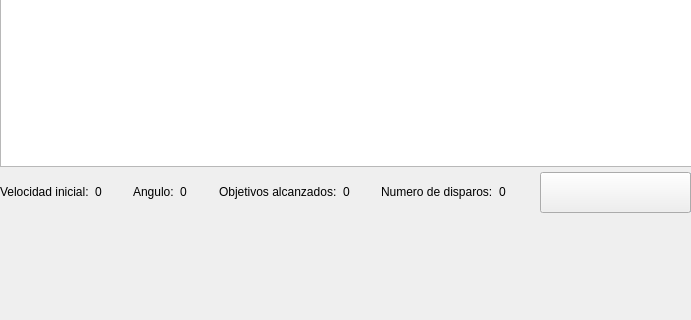
First picture: the form in TankMundial/Mundialtank/nivel.ui, repository pipeflorez55/Proyecto-final, before the edit; both pictures show x 0 to 691 and y 458 to 778 of the 1038 by 778 pixel window.
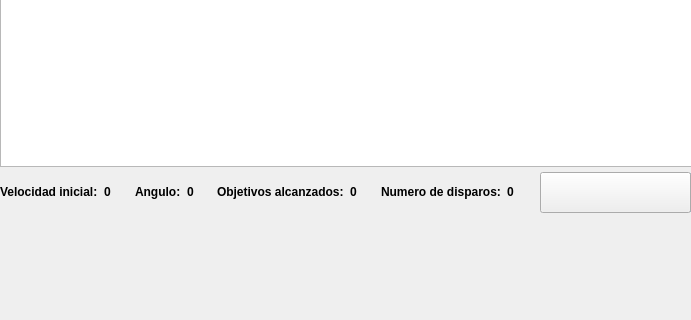
Second picture: the form after the edit. Icons and pictures are not drawn.

Diff of the .ui file:
```diff
--- a/TankMundial/Mundialtank/nivel.ui
+++ b/TankMundial/Mundialtank/nivel.ui
@@ -95,7 +95,7 @@
     </size>
    </property>
   </widget>
-  <widget class="QWidget" name="">
+  <widget class="QWidget" name="layoutWidget">
    <property name="geometry">
     <rect>
      <x>0</x>
@@ -107,6 +107,12 @@
    <layout class="QGridLayout" name="gridLayout">
     <item row="0" column="0">
      <widget class="QLabel" name="nombrevo">
+      <property name="font">
+       <font>
+        <weight>75</weight>
+        <bold>true</bold>
+       </font>
+      </property>
       <property name="text">
        <string>Velocidad inicial:</string>
       </property>
@@ -114,6 +120,12 @@
     </item>
     <item row="0" column="1">
      <widget class="QLabel" name="vo">
+      <property name="font">
+       <font>
+        <weight>75</weight>
+        <bold>true</bold>
+       </font>
+      </property>
       <property name="text">
        <string>0</string>
       </property>
@@ -121,6 +133,12 @@
     </item>
     <item row="0" column="2">
      <widget class="QLabel" name="nombreangulo">
+      <property name="font">
+       <font>
+        <weight>75</weight>
+        <bold>true</bold>
+       </font>
+      </property>
       <property name="text">
        <string>Angulo:</string>
       </property>
@@ -128,6 +146,12 @@
     </item>
     <item row="0" column="3">
      <widget class="QLabel" name="angulo">
+      <property name="font">
+       <font>
+        <weight>75</weight>
+        <bold>true</bold>
+       </font>
+      </property>
       <property name="text">
        <string>0</string>
       </property>
@@ -135,6 +159,12 @@
     </item>
     <item row="0" column="4">
      <widget class="QLabel" name="label">
+      <property name="font">
+       <font>
+        <weight>75</weight>
+        <bold>true</bold>
+       </font>
+      </property>
       <property name="text">
        <string>Objetivos alcanzados:</string>
       </property>
@@ -142,6 +172,12 @@
     </item>
     <item row="0" column="5">
      <widget class="QLabel" name="objetivo">
+      <property name="font">
+       <font>
+        <weight>75</weight>
+        <bold>true</bold>
+       </font>
+      </property>
       <property name="text">
        <string>0</string>
       </property>
@@ -149,6 +185,12 @@
     </item>
     <item row="0" column="6">
      <widget class="QLabel" name="label_2">
+      <property name="font">
+       <font>
+        <weight>75</weight>
+        <bold>true</bold>
+       </font>
+      </property>
       <property name="text">
        <string>Numero de disparos:</string>
       </property>
@@ -156,6 +198,12 @@
     </item>
     <item row="0" column="7">
      <widget class="QLabel" name="numdis">
+      <property name="font">
+       <font>
+        <weight>75</weight>
+        <bold>true</bold>
+       </font>
+      </property>
       <property name="text">
        <string>0</string>
       </property>
```
